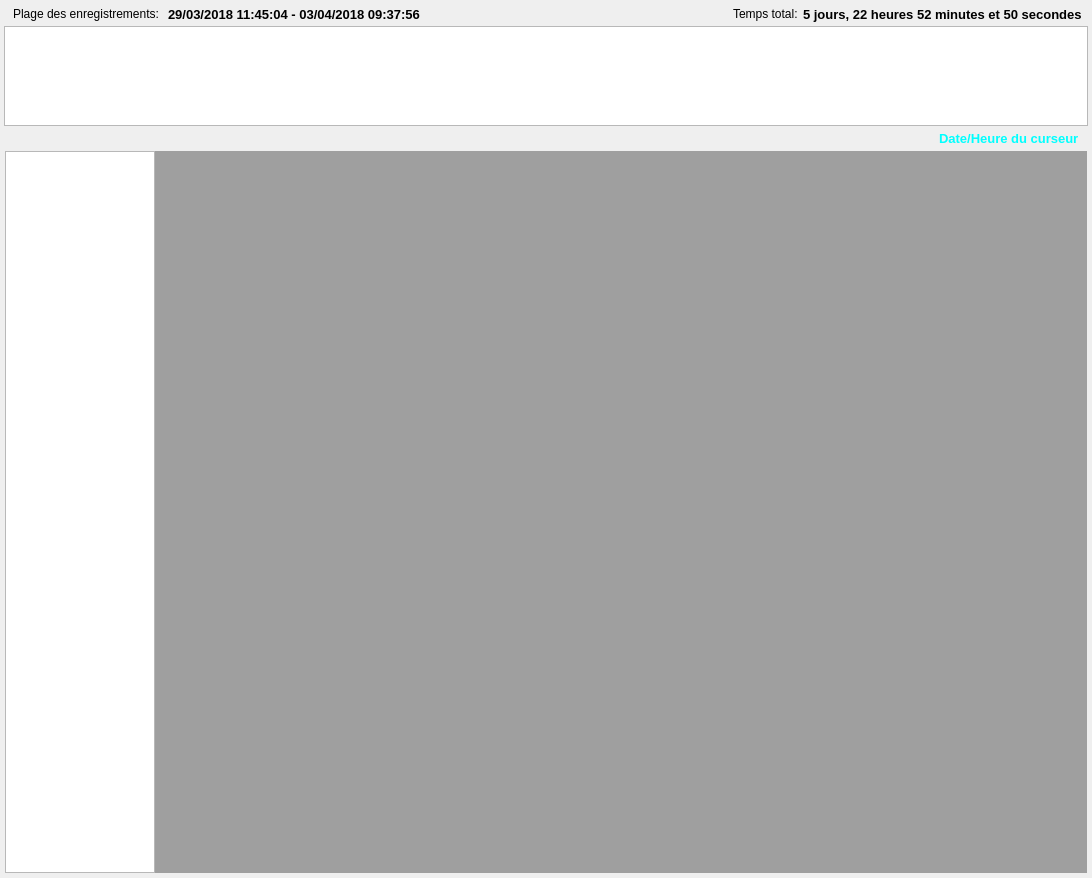
Above: python/resources/ui/RecordsetWidget.ui from introlab/OpenIMU before the change. Below: the same form after it.
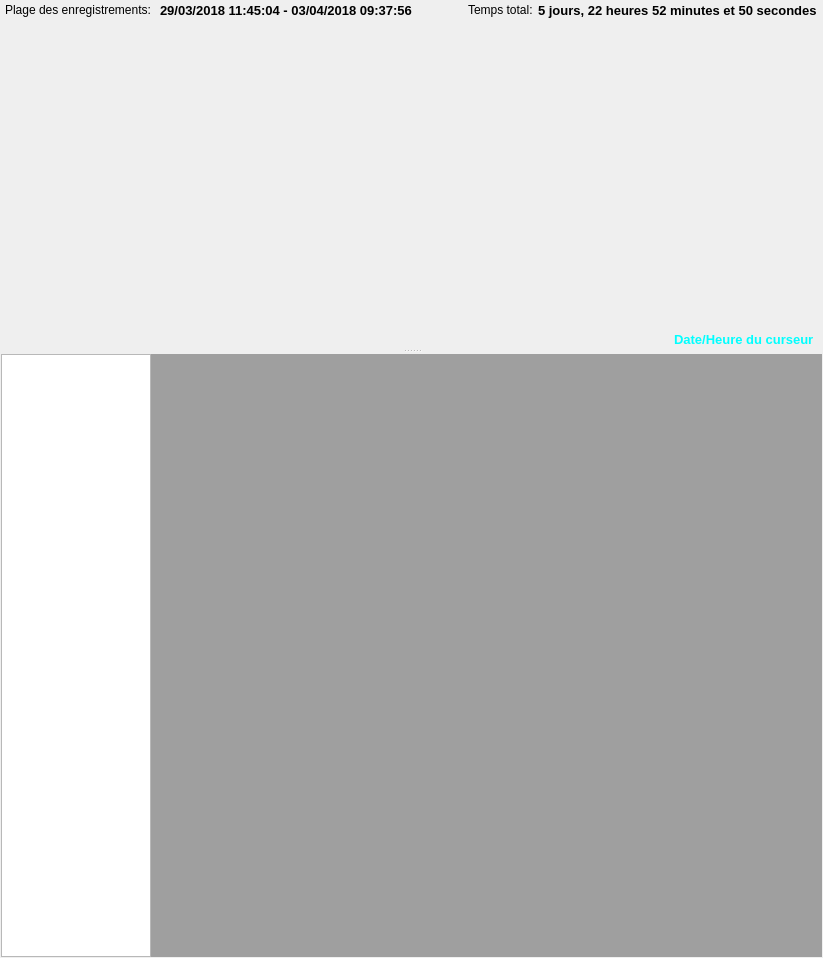
That is the form after the change. Custom widgets are drawn as their Qt base class.

Commit message: Refs #24 - Modified timeline for a cleaner view of sensors and to further allow moving and zoom functionalities.

```diff
--- a/python/resources/ui/RecordsetWidget.ui
+++ b/python/resources/ui/RecordsetWidget.ui
@@ -6,12 +6,12 @@
    <rect>
     <x>0</x>
     <y>0</y>
-    <width>1092</width>
-    <height>878</height>
+    <width>823</width>
+    <height>958</height>
    </rect>
   </property>
   <property name="sizePolicy">
-   <sizepolicy hsizetype="Maximum" vsizetype="MinimumExpanding">
+   <sizepolicy hsizetype="Preferred" vsizetype="MinimumExpanding">
     <horstretch>0</horstretch>
     <verstretch>0</verstretch>
    </sizepolicy>
@@ -24,33 +24,78 @@
 
 QWidget#displayContents,QFrame#frmSensors,QScrollArea{background-color:rgba(0,0,0,0%);}
 
-QMdiArea{background-color:rgba(250,250,250,0%);}</string>
+QMdiArea{background-color:rgba(250,250,250,0%);}
+
+QGraphicsView{background-color:transparent;}</string>
   </property>
-  <layout class="QVBoxLayout" name="verticalLayout">
+  <layout class="QVBoxLayout" name="verticalLayout_3">
    <property name="spacing">
-    <number>2</number>
+    <number>3</number>
    </property>
    <property name="leftMargin">
-    <number>4</number>
+    <number>0</number>
    </property>
    <property name="topMargin">
-    <number>4</number>
+    <number>0</number>
    </property>
    <property name="rightMargin">
-    <number>4</number>
+    <number>0</number>
    </property>
    <property name="bottomMargin">
-    <number>4</number>
+    <number>0</number>
+   </property>
+   <item>
+    <widget class="QSplitter" name="mainSplitter">
+     <property name="orientation">
+      <enum>Qt::Vertical</enum>
+     </property>
+     <widget class="QFrame" name="frameTop">
+      <layout class="QVBoxLayout" name="verticalLayout_2">
+       <property name="spacing">
+        <number>0</number>
+       </property>
+       <property name="leftMargin">
+        <number>0</number>
+       </property>
+       <property name="topMargin">
+        <number>0</number>
+       </property>
+       <property name="rightMargin">
+        <number>0</number>
+       </property>
+       <property name="bottomMargin">
+        <number>0</number>
    </property>
    <item>
     <widget class="QFrame" name="frameInfos">
      <property name="enabled">
       <bool>true</bool>
      </property>
+         <property name="sizePolicy">
+          <sizepolicy hsizetype="Preferred" vsizetype="Fixed">
+           <horstretch>0</horstretch>
+           <verstretch>0</verstretch>
+          </sizepolicy>
+         </property>
+         <property name="minimumSize">
+          <size>
+           <width>0</width>
+           <height>20</height>
+          </size>
+         </property>
+         <property name="maximumSize">
+          <size>
+           <width>16777215</width>
+           <height>20</height>
+          </size>
+         </property>
      <layout class="QHBoxLayout" name="horizontalLayout_5">
       <property name="spacing">
        <number>5</number>
       </property>
+          <property name="leftMargin">
+           <number>5</number>
+          </property>
       <property name="topMargin">
        <number>0</number>
       </property>
@@ -155,9 +200,58 @@
     </widget>
    </item>
    <item>
+        <widget class="QFrame" name="frameTimeline">
+         <property name="sizePolicy">
+          <sizepolicy hsizetype="Preferred" vsizetype="Preferred">
+           <horstretch>0</horstretch>
+           <verstretch>0</verstretch>
+          </sizepolicy>
+         </property>
+         <layout class="QHBoxLayout" name="_2">
+          <property name="spacing">
+           <number>0</number>
+          </property>
+          <property name="topMargin">
+           <number>0</number>
+          </property>
+          <property name="bottomMargin">
+           <number>0</number>
+          </property>
+          <item>
+           <widget class="QGraphicsView" name="graphSensorsTimeline">
+            <property name="sizePolicy">
+             <sizepolicy hsizetype="Fixed" vsizetype="Expanding">
+              <horstretch>0</horstretch>
+              <verstretch>0</verstretch>
+             </sizepolicy>
+            </property>
+            <property name="maximumSize">
+             <size>
+              <width>65534</width>
+              <height>65534</height>
+             </size>
+            </property>
+            <property name="verticalScrollBarPolicy">
+             <enum>Qt::ScrollBarAlwaysOff</enum>
+            </property>
+            <property name="horizontalScrollBarPolicy">
+             <enum>Qt::ScrollBarAlwaysOff</enum>
+            </property>
+            <property name="alignment">
+             <set>Qt::AlignLeading|Qt::AlignLeft|Qt::AlignTop</set>
+            </property>
+            <property name="cacheMode">
+             <set>QGraphicsView::CacheBackground</set>
+            </property>
+            <property name="viewportUpdateMode">
+             <enum>QGraphicsView::FullViewportUpdate</enum>
+            </property>
+           </widget>
+          </item>
+          <item>
     <widget class="TimeView" name="graphTimeline">
      <property name="sizePolicy">
-      <sizepolicy hsizetype="MinimumExpanding" vsizetype="Fixed">
+             <sizepolicy hsizetype="Expanding" vsizetype="Maximum">
        <horstretch>0</horstretch>
        <verstretch>0</verstretch>
       </sizepolicy>
@@ -165,7 +259,7 @@
      <property name="maximumSize">
       <size>
        <width>16777215</width>
-       <height>100</height>
+              <height>65534</height>
       </size>
      </property>
      <property name="cursor" stdset="0">
@@ -175,7 +269,13 @@
       <enum>Qt::ScrollBarAlwaysOff</enum>
      </property>
      <property name="horizontalScrollBarPolicy">
-      <enum>Qt::ScrollBarAlwaysOff</enum>
+             <enum>Qt::ScrollBarAsNeeded</enum>
+            </property>
+            <property name="sizeAdjustPolicy">
+             <enum>QAbstractScrollArea::AdjustIgnored</enum>
+            </property>
+            <property name="alignment">
+             <set>Qt::AlignLeading|Qt::AlignLeft|Qt::AlignTop</set>
      </property>
      <property name="dragMode">
       <enum>QGraphicsView::NoDrag</enum>
@@ -188,12 +288,39 @@
      </property>
     </widget>
    </item>
+         </layout>
+        </widget>
+       </item>
    <item>
     <widget class="QFrame" name="frameCursor">
+         <property name="sizePolicy">
+          <sizepolicy hsizetype="Preferred" vsizetype="Fixed">
+           <horstretch>0</horstretch>
+           <verstretch>0</verstretch>
+          </sizepolicy>
+         </property>
+         <property name="minimumSize">
+          <size>
+           <width>0</width>
+           <height>20</height>
+          </size>
+         </property>
+         <property name="maximumSize">
+          <size>
+           <width>16777215</width>
+           <height>20</height>
+          </size>
+         </property>
      <layout class="QHBoxLayout" name="horizontalLayout">
+          <property name="leftMargin">
+           <number>0</number>
+          </property>
       <property name="topMargin">
        <number>0</number>
       </property>
+          <property name="rightMargin">
+           <number>9</number>
+          </property>
       <property name="bottomMargin">
        <number>0</number>
       </property>
@@ -230,7 +357,8 @@
      </layout>
     </widget>
    </item>
-   <item>
+      </layout>
+     </widget>
     <widget class="QFrame" name="frmSensors">
      <property name="sizePolicy">
       <sizepolicy hsizetype="Preferred" vsizetype="MinimumExpanding">
@@ -244,9 +372,9 @@
      <property name="frameShadow">
       <enum>QFrame::Raised</enum>
      </property>
-     <layout class="QVBoxLayout" name="verticalLayout_2">
+      <layout class="QVBoxLayout" name="verticalLayout">
       <property name="spacing">
-       <number>5</number>
+        <number>0</number>
       </property>
       <property name="leftMargin">
        <number>0</number>
@@ -268,7 +396,7 @@
         <item>
          <widget class="QListWidget" name="lstSensors">
           <property name="sizePolicy">
-           <sizepolicy hsizetype="MinimumExpanding" vsizetype="Preferred">
+            <sizepolicy hsizetype="Fixed" vsizetype="Preferred">
             <horstretch>0</horstretch>
             <verstretch>0</verstretch>
            </sizepolicy>
@@ -302,40 +430,23 @@
         <item>
          <widget class="QMdiArea" name="mdiArea">
           <property name="sizePolicy">
-           <sizepolicy hsizetype="Preferred" vsizetype="MinimumExpanding">
+            <sizepolicy hsizetype="Fixed" vsizetype="Expanding">
             <horstretch>0</horstretch>
             <verstretch>0</verstretch>
            </sizepolicy>
           </property>
           <property name="maximumSize">
            <size>
-            <width>16777215</width>
+             <width>1024</width>
             <height>16777215</height>
            </size>
           </property>
-          <property name="verticalScrollBarPolicy">
-           <enum>Qt::ScrollBarAsNeeded</enum>
-          </property>
-          <property name="horizontalScrollBarPolicy">
-           <enum>Qt::ScrollBarAsNeeded</enum>
-          </property>
-          <property name="viewMode">
-           <enum>QMdiArea::SubWindowView</enum>
-          </property>
-          <property name="documentMode">
-           <bool>false</bool>
-          </property>
-          <property name="tabsClosable">
-           <bool>false</bool>
-          </property>
-          <property name="tabsMovable">
-           <bool>false</bool>
-          </property>
          </widget>
         </item>
        </layout>
       </item>
      </layout>
+     </widget>
     </widget>
    </item>
   </layout>
```
Lines whose indentation alone changed are shown as unchanged. The commit also changes 8 other files.
